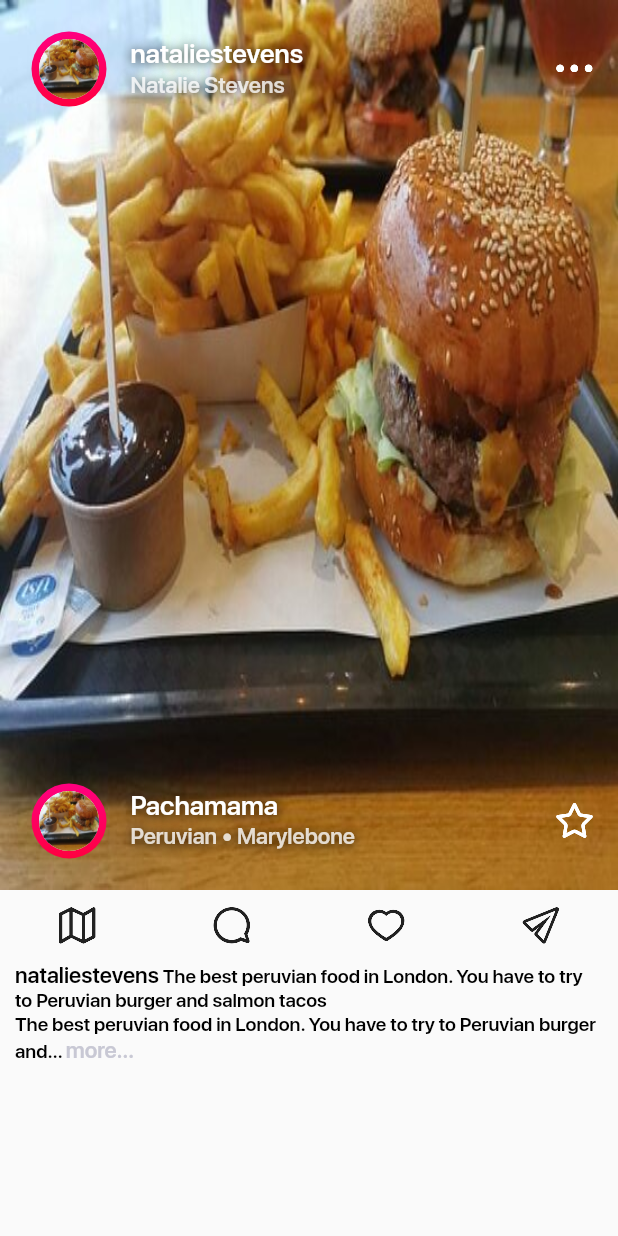
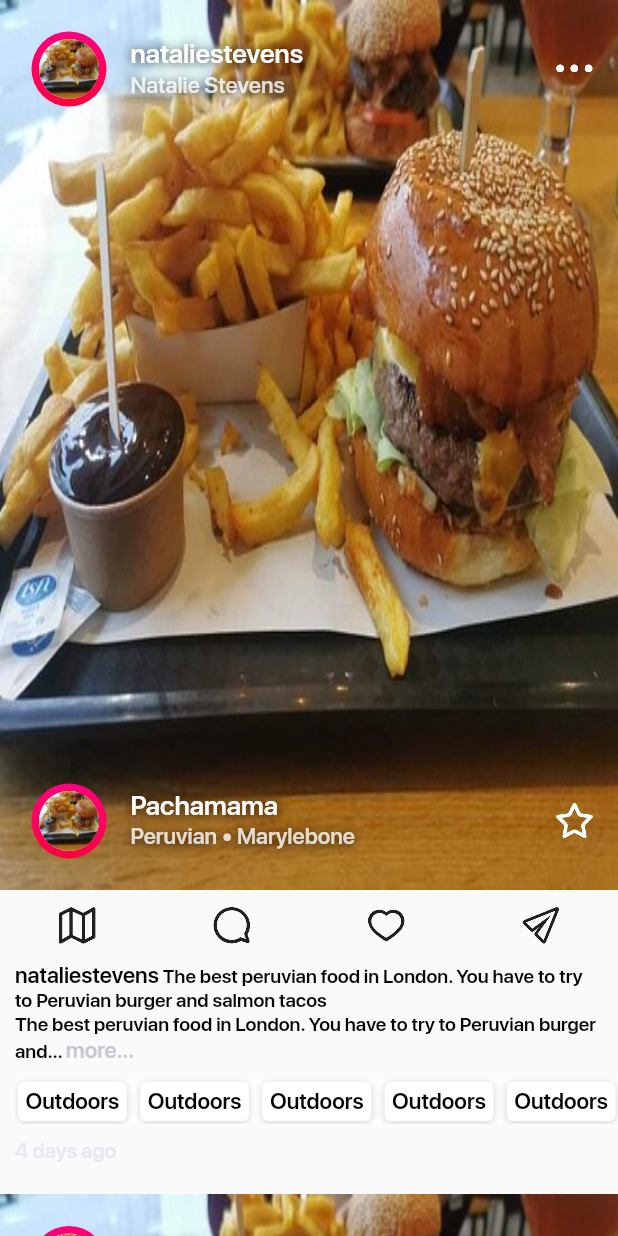
Before and after one commit to Djihanegh/Spotlas-Flutter-Dev-Test, a Flutter app: the screen it shows after launch, on a phone screen of 412 x 824 dp. Run offline on Flutter 3.47's test engine with Material 2 defaults, Android fonts, the phone set to English and light mode, and no system bars; drawn by our look-alikes of auto_size_text; our stand-ins replace cached_network_image, chopper, dartz, flutter_bloc, freezed_annotation, get_it and 2 more; generated files the repository leaves out were written again; project files that could hold a hidden picture were left out.

Commit message:
finished UI part

```diff
--- a/lib/presentation/feed/components/body.dart
+++ b/lib/presentation/feed/components/body.dart
@@ -1,9 +1,8 @@
 import 'package:flutter/material.dart';
-import 'package:spotlas_test/presentation/feed/components/custom_list_tile.dart';
-import 'package:spotlas_test/utils/spotlas_icons_icons.dart';
-import '../../../utils/app_assets.dart';
-import '../../../utils/size_config.dart';
+import 'package:spotlas_test/presentation/feed/components/tags_list_view.dart';
 import 'button_bar_widget.dart';
+import 'days_ago_text.dart';
+import 'feed_image_widget.dart';
 import 'title_widget.dart';
 
 class Body extends StatefulWidget {
@@ -19,68 +18,20 @@ class _BodyState extends State<Body> {
     return SafeArea(
         child: SingleChildScrollView(
             child: Column(
-      children: [
-        SizedBox(
-            height: SizeConfig.screenHeight! * 0.72,
-            width: SizeConfig.screenWidth,
-            child: Stack(
-              children: [
-                Positioned.fill(
-                  child: Image.asset(
-                    AppAssets.burger,
-                    width: SizeConfig.screenWidth,
-                    fit: BoxFit.fill,
-                  ),
-                ),
-                Positioned(
-                    top: 10,
-                    left: 5,
-                    right: 5,
-                    child: Row(
-                      mainAxisAlignment: MainAxisAlignment.spaceBetween,
-                      crossAxisAlignment: CrossAxisAlignment.center,
-                      children: [
-                        const CustomListTile(
-                            borderColor: Colors.white,
-                            image: AppAssets.burger,
-                            title: "nataliestevens",
-                            subtitle: "Natalie Stevens"),
-                        IconButton(
-                            onPressed: () {},
-                            icon: const Icon(
-                              SpotlasIcons.options,
-                              color: Colors.white,
-                            ))
-                      ],
-                    )),
-                Positioned(
-                    bottom: 10,
-                    left: 5,
-                    right: 5,
-                    child: Row(
-                      mainAxisAlignment: MainAxisAlignment.spaceBetween,
-                      crossAxisAlignment: CrossAxisAlignment.center,
-                      children: [
-                        const CustomListTile(
-                            borderColor: Colors.white,
-                            image: AppAssets.burger,
-                            title: "Pachamama",
-                            subtitle: "Peruvian • Marylebone"),
-                        IconButton(
-                            onPressed: () {},
-                            icon: const Icon(
-                              SpotlasIcons.star_border,
-                              color: Colors.white,
-                            ))
-                      ],
-                    ))
-              ],
-            )),
-        const ButtonBarWidget(),
+      mainAxisAlignment: MainAxisAlignment.start,
+      crossAxisAlignment: CrossAxisAlignment.start,
+      children: const [
+        FeedImageWidget(),
+        ButtonBarWidget(),
         TitleWidget(
             title: "nataliestevens",
             text:
                 " The best peruvian food in London. You have to try to Peruvian burger and salmon tacos \nThe best peruvian food in London. You have to try to Peruvian burger and salmon tacos The best peruvian food in London.\n You have to try to Peruvian burger and salmon tacos"),
+        TagsListView(),
+        DaysAgoText(
+          text: '4 days ago',
+        ),
+        FeedImageWidget(),
       ],
     )));
   }
--- /dev/null
+++ b/lib/presentation/feed/components/days_ago_text.dart
@@ -0,0 +1,20 @@
+import 'package:auto_size_text/auto_size_text.dart';
+import 'package:flutter/material.dart';
+
+import '../../../utils/app_style.dart';
+
+class DaysAgoText extends StatelessWidget {
+  const DaysAgoText({Key? key, required this.text}) : super(key: key);
+
+  final String text;
+
+  @override
+  Widget build(BuildContext context) {
+    return Padding(
+        padding: const EdgeInsets.only(left: 10, bottom: 20),
+        child: AutoSizeText(
+          text,
+          style: TextStyles.medium,
+        ));
+  }
+}
--- /dev/null
+++ b/lib/presentation/feed/components/feed_image_widget.dart
@@ -0,0 +1,70 @@
+import 'package:flutter/material.dart';
+import 'package:spotlas_test/utils/app_assets.dart';
+
+import '../../../utils/size_config.dart';
+import '../../../utils/spotlas_icons_icons.dart';
+import 'custom_list_tile.dart';
+
+class FeedImageWidget extends StatelessWidget {
+  const FeedImageWidget({Key? key}) : super(key: key);
+
+  @override
+  Widget build(BuildContext context) {
+    return SizedBox(
+        height: SizeConfig.screenHeight! * 0.72,
+        width: SizeConfig.screenWidth,
+        child: Stack(
+          children: [
+            Positioned.fill(
+              child: Image.asset(
+                AppAssets.burger,
+                width: SizeConfig.screenWidth,
+                fit: BoxFit.fill,
+              ),
+            ),
+            Positioned(
+                top: 10,
+                left: 5,
+                right: 5,
+                child: Row(
+                  mainAxisAlignment: MainAxisAlignment.spaceBetween,
+                  crossAxisAlignment: CrossAxisAlignment.center,
+                  children: [
+                    const CustomListTile(
+                        borderColor: Colors.white,
+                        image: AppAssets.burger,
+                        title: "nataliestevens",
+                        subtitle: "Natalie Stevens"),
+                    IconButton(
+                        onPressed: () {},
+                        icon: const Icon(
+                          SpotlasIcons.options,
+                          color: Colors.white,
+                        ))
+                  ],
+                )),
+            Positioned(
+                bottom: 10,
+                left: 5,
+                right: 5,
+                child: Row(
+                  mainAxisAlignment: MainAxisAlignment.spaceBetween,
+                  crossAxisAlignment: CrossAxisAlignment.center,
+                  children: [
+                    const CustomListTile(
+                        borderColor: Colors.white,
+                        image: AppAssets.burger,
+                        title: "Pachamama",
+                        subtitle: "Peruvian • Marylebone"),
+                    IconButton(
+                        onPressed: () {},
+                        icon: const Icon(
+                          SpotlasIcons.star_border,
+                          color: Colors.white,
+                        ))
+                  ],
+                ))
+          ],
+        ));
+  }
+}
--- /dev/null
+++ b/lib/presentation/feed/components/tag_widget.dart
@@ -0,0 +1,39 @@
+import 'package:auto_size_text/auto_size_text.dart';
+import 'package:flutter/material.dart';
+import 'package:spotlas_test/utils/app_style.dart';
+
+class TagWidget extends StatefulWidget {
+  const TagWidget({Key? key, required this.title}) : super(key: key);
+
+  final String title;
+
+  @override
+  State<TagWidget> createState() => _TagWidgetState();
+}
+
+class _TagWidgetState extends State<TagWidget> {
+  @override
+  Widget build(BuildContext context) {
+    return Container(
+        padding: const EdgeInsets.only(left: 5, right: 5),
+        margin: const EdgeInsets.all(2),
+        //  height: 32,
+        decoration: BoxDecoration(
+            borderRadius: BorderRadius.circular(4),
+            color: Colors.white,
+            boxShadow: [
+              BoxShadow(
+                color:  const Color(0xFF000000).withOpacity(0.16),
+                blurRadius: 4,
+                spreadRadius: 0,
+                offset: const Offset(0, 1),
+              ),
+            ]),
+        child: Center(
+            child: AutoSizeText(
+          widget.title,
+          style:
+              TextStyles.semiBold.copyWith(color: Colors.black, fontSize: 15),
+        )));
+  }
+}
--- /dev/null
+++ b/lib/presentation/feed/components/tags_list_view.dart
@@ -0,0 +1,27 @@
+import 'package:flutter/material.dart';
+import 'package:spotlas_test/presentation/feed/components/tag_widget.dart';
+
+class TagsListView extends StatelessWidget {
+  const TagsListView({Key? key}) : super(key: key);
+
+  @override
+  Widget build(BuildContext context) {
+    return Padding(
+        padding: const EdgeInsets.only(left: 10, top: 10, bottom: 10),
+        child: Container(
+            height: 30,
+            color: Colors.white,
+            child: ListView.separated(
+              scrollDirection: Axis.horizontal,
+              itemBuilder: ((context, index) => const TagWidget(
+                    title: "Outdoors",
+                  )),
+              itemCount: 10,
+              separatorBuilder: (BuildContext context, int index) {
+                return const SizedBox(
+                  width: 5,
+                );
+              },
+            )));
+  }
+}
--- a/lib/utils/app_colors.dart
+++ b/lib/utils/app_colors.dart
@@ -7,4 +7,5 @@ class AppColors {
   static const pink = Color(0xFFFF0080);
   static const red = Color(0xFFFF0040);
   static const grey = Color(0xFFC8C8D4);
+  static const lightGrey = Color(0xFFE8E8F0);
 }
--- a/lib/utils/app_style.dart
+++ b/lib/utils/app_style.dart
@@ -1,4 +1,5 @@
 import 'package:flutter/material.dart';
+import 'package:spotlas_test/utils/app_colors.dart';
 
 class TextStyles {
   static const semiBold = TextStyle(
@@ -17,4 +18,10 @@ class TextStyles {
     fontWeight: FontWeight.w400,
     color: Colors.black,
   );
+
+  static const medium = TextStyle(
+    fontFamily: "SF PRO DISPLAY",
+    fontWeight: FontWeight.w500,
+    color: AppColors.lightGrey,
+  );
 }
```
